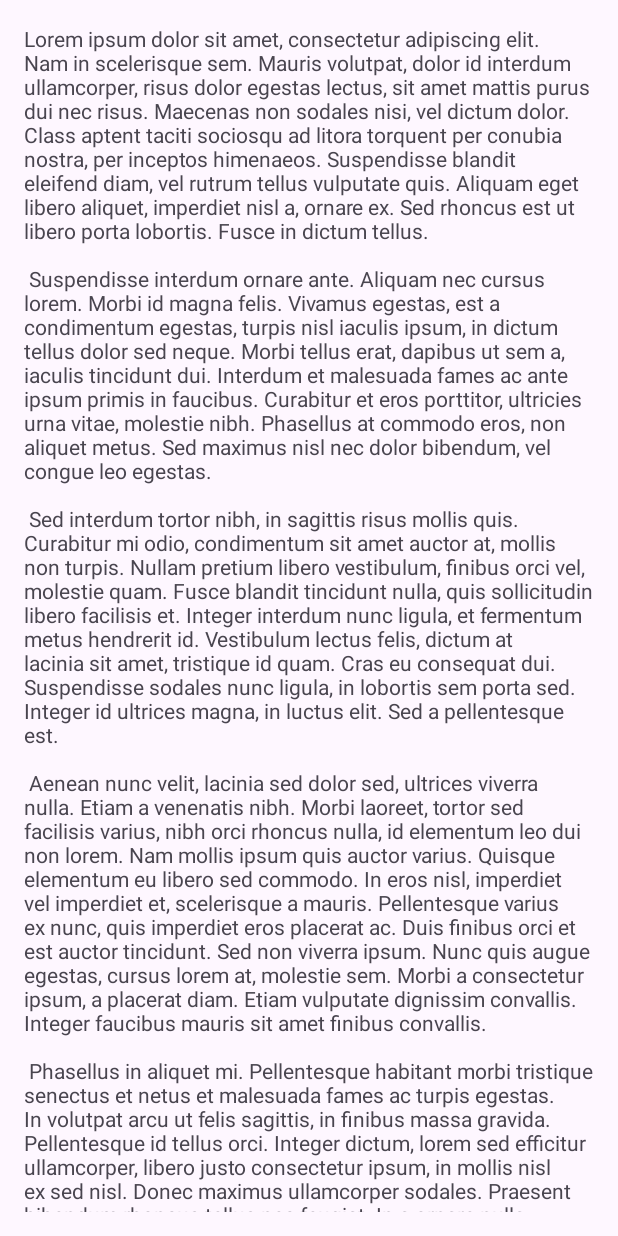
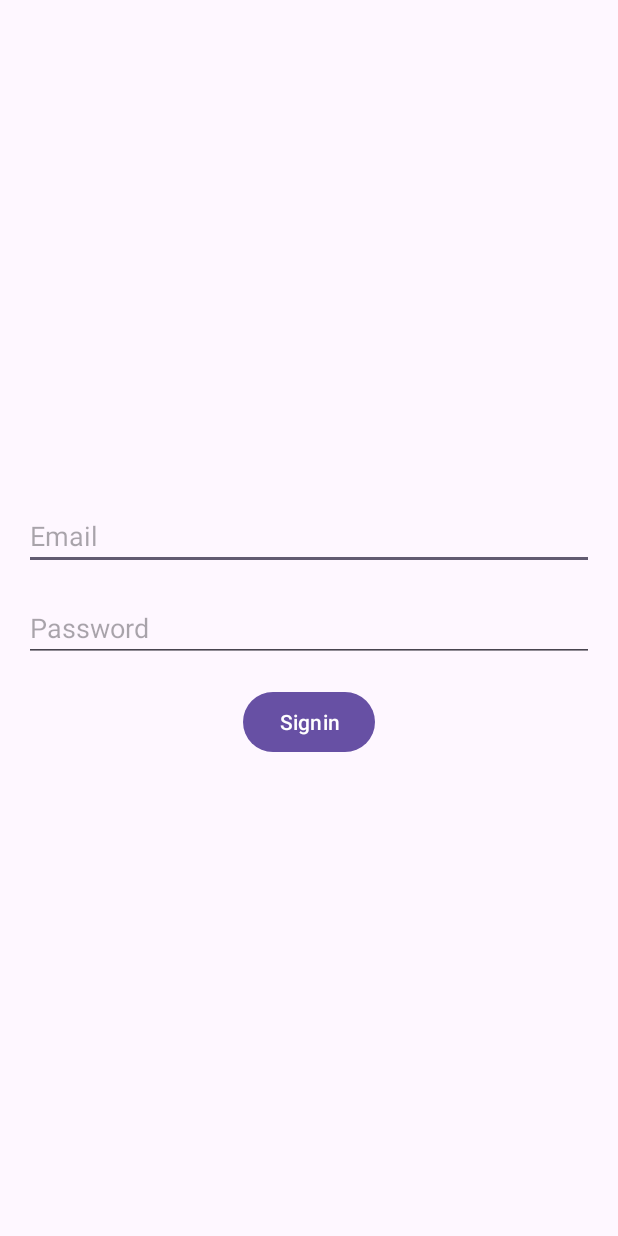
Before and after one commit to cinkhangin/GroupChat, an Android app: the screen it shows after launch (MainActivity), on a phone screen of 412 x 824 dp. Run offline under Robolectric (Android 15) with nearby library versions, the phone set to English and light mode, and no system bars; our stand-ins replace Firebase (no records; nobody signed in at launch, a user with empty details on screens opened directly), navigation-ui.

Commit message:
initial commit

```diff
--- a/app/build.gradle
+++ b/app/build.gradle
@@ -1,6 +1,7 @@
 plugins {
     id 'com.android.application'
     id 'org.jetbrains.kotlin.android'
+    id 'com.google.gms.google-services'
 }
 
 android {
@@ -45,4 +46,6 @@ dependencies {
     testImplementation 'junit:junit:4.13.2'
     androidTestImplementation 'androidx.test.ext:junit:1.1.3'
     androidTestImplementation 'androidx.test.espresso:espresso-core:3.4.0'
+
+    implementation 'com.google.firebase:firebase-auth-ktx:21.0.5'
 }
--- a/app/src/main/java/com/naulian/groupchat/FirstFragment.kt
+++ b/app/src/main/java/com/naulian/groupchat/FirstFragment.kt
@@ -1,18 +1,51 @@
 package com.naulian.groupchat
 
 import android.os.Bundle
+import android.util.Log
 import androidx.fragment.app.Fragment
 import android.view.LayoutInflater
 import android.view.View
 import android.view.ViewGroup
+import android.widget.Toast
 import androidx.navigation.fragment.findNavController
+import com.google.firebase.auth.ktx.auth
+import com.google.firebase.ktx.Firebase
 import com.naulian.groupchat.databinding.FragmentFirstBinding
 
 class FirstFragment : Fragment(R.layout.fragment_first) {
-  private var viewBinding : FragmentFirstBinding? = null
+
 
     override fun onViewCreated(view: View, savedInstanceState: Bundle?) {
         super.onViewCreated(view, savedInstanceState)
-        viewBinding = FragmentFirstBinding.bind(view)
+        val viewBinding = FragmentFirstBinding.bind(view)
+
+        val email = viewBinding.editTextEmail
+        val password = viewBinding.editTextPassword
+        val button = viewBinding.buttonSignin
+
+        button.setOnClickListener {
+            val emailString = email.text.toString()
+            val passwordString = password.text.toString()
+
+            if (emailString.isEmpty()) {
+                email.setError("empty email")
+                return@setOnClickListener
+            }
+
+            if (passwordString.isEmpty()) {
+                password.setError("empty password")
+                return@setOnClickListener
+            }
+
+            Firebase.auth.createUserWithEmailAndPassword(emailString, passwordString)
+                .addOnCompleteListener {
+                    if (it.isSuccessful) {
+                        Toast.makeText(requireContext(), "successful", Toast.LENGTH_SHORT).show()
+                    } else {
+                        println(it.exception?.message)
+                        Toast.makeText(requireContext(), "failed", Toast.LENGTH_SHORT).show()
+                    }
+                }
+        }
     }
 }
--- a/app/src/main/java/com/naulian/groupchat/MainActivity.kt
+++ b/app/src/main/java/com/naulian/groupchat/MainActivity.kt
@@ -13,13 +13,12 @@ import android.view.MenuItem
 import com.naulian.groupchat.databinding.ActivityMainBinding
 
 class MainActivity : AppCompatActivity() {
-    private lateinit var binding: ActivityMainBinding
 
     override fun onCreate(savedInstanceState: Bundle?) {
         WindowCompat.setDecorFitsSystemWindows(window, false)
         super.onCreate(savedInstanceState)
 
-        binding = ActivityMainBinding.inflate(layoutInflater)
+        val binding = ActivityMainBinding.inflate(layoutInflater)
         setContentView(binding.root)
     }
 }
--- a/app/src/main/res/layout/fragment_first.xml
+++ b/app/src/main/res/layout/fragment_first.xml
@@ -5,11 +5,30 @@
     android:layout_width="match_parent"
     android:layout_height="match_parent"
     android:padding="16dp"
+    android:gravity="center"
+    android:orientation="vertical"
     tools:context=".FirstFragment">
 
-    <TextView
-        android:id="@+id/textView"
+    <EditText
+        android:id="@+id/editTextEmail"
         android:layout_width="match_parent"
-        android:layout_height="match_parent"
-        android:text="@string/lorem_ipsum"/>
+        android:layout_height="wrap_content"
+        android:hint="Email"
+        android:layout_marginTop="16dp"
+        android:inputType="textEmailAddress" />
+
+    <EditText
+        android:id="@+id/editTextPassword"
+        android:layout_width="match_parent"
+        android:layout_height="wrap_content"
+        android:layout_marginTop="16dp"
+        android:hint="Password"
+        android:inputType="text" />
+
+    <Button
+        android:id="@+id/buttonSignin"
+        android:layout_width="wrap_content"
+        android:layout_marginTop="16dp"
+        android:layout_height="wrap_content"
+        android:text="Signin"/>
 </LinearLayout>
--- a/build.gradle
+++ b/build.gradle
@@ -1,4 +1,8 @@
-// Top-level build file where you can add configuration options common to all sub-projects/modules.
+buildscript {
+    dependencies {
+        classpath 'com.google.gms:google-services:4.3.10'
+    }
+}// Top-level build file where you can add configuration options common to all sub-projects/modules.
 plugins {
     id 'com.android.application' version '7.2.1' apply false
     id 'com.android.library' version '7.2.1' apply false
```
Also changed, not shown: 1 other file.
